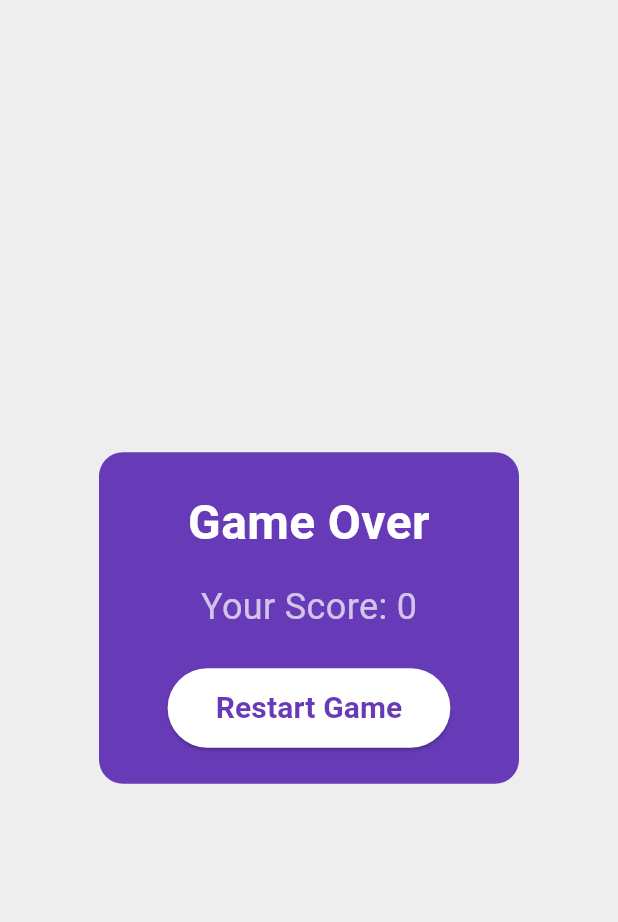
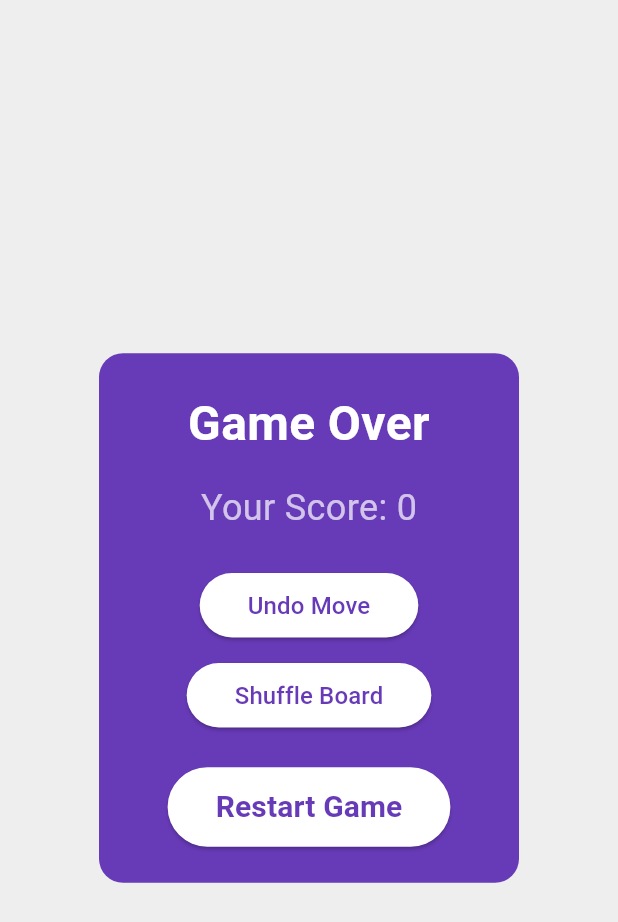
Before and after one commit to Shiloli-r/FusionGrid, a Flutter app: the GameOverDialog widget shown alone on an empty page, opened directly with empty values, on a phone screen of 412 x 824 dp. Shown: the top 922 px of the screen. Run offline on Flutter 3.47's test engine with Material 3 defaults, Android fonts, the phone set to English and light mode, and no system bars; our stand-ins replace get, google_mobile_ads, shared_preferences; accounts and stored records are empty; network calls fail.

Commit message:
power-ups on gameover

```diff
--- a/lib/widgets/game_over_dialog.dart
+++ b/lib/widgets/game_over_dialog.dart
@@ -9,42 +9,91 @@ class GameOverDialog extends StatelessWidget {
 
   @override
   Widget build(BuildContext context) {
+    final gameController = Get.find<GameController>();
+
     return Dialog(
       backgroundColor: Colors.deepPurple,
       shape: RoundedRectangleBorder(borderRadius: BorderRadius.circular(16)),
-      child: Container(
-        padding: EdgeInsets.all(24),
+      child: Padding(
+        padding: const EdgeInsets.all(24),
         child: Column(
           mainAxisSize: MainAxisSize.min,
           children: [
-            Text(
+            const Text(
               'Game Over',
               style: TextStyle(
-                  fontSize: 32,
-                  fontWeight: FontWeight.bold,
-                  color: Colors.white),
+                fontSize: 32,
+                fontWeight: FontWeight.bold,
+                color: Colors.white,
+              ),
               textAlign: TextAlign.center,
             ),
-            SizedBox(height: 16),
+            const SizedBox(height: 16),
             Text(
               'Your Score: $finalScore',
-              style: TextStyle(fontSize: 24, color: Colors.white70),
+              style: const TextStyle(fontSize: 24, color: Colors.white70),
             ),
-            SizedBox(height: 24),
+            const SizedBox(height: 24),
+
+            // Action Buttons Row
+            Obx(
+              () => Column(
+                children: [
+                  if (gameController.undoMovesLeft.value > 0)
+                    _buildActionButton(
+                      label: 'Undo Move',
+                      onPressed: () {
+                        Get.back(); // Close dialog
+                        gameController.undoMove();
+                      },
+                    )
+                  else
+                    _buildActionButton(
+                      label: 'Watch Ad to Undo',
+                      onPressed: () {
+                        Get.back();
+                        gameController.watchAdForExtraPowerup('undo');
+                      },
+                    ),
+                  const SizedBox(height: 12),
+                  if (gameController.shuffleMovesLeft.value > 0)
+                    _buildActionButton(
+                      label: 'Shuffle Board',
+                      onPressed: () {
+                        Get.back();
+                        gameController.shuffleBoard();
+                      },
+                    )
+                  else
+                    _buildActionButton(
+                      label: 'Watch Ad to Shuffle',
+                      onPressed: () {
+                        Get.back();
+                        gameController.watchAdForExtraPowerup('shuffle');
+                      },
+                    ),
+                  const SizedBox(height: 24),
+                ],
+              ),
+            ),
+
             ElevatedButton(
               onPressed: () {
-                Get.find<GameController>().resetGame();
+                gameController.resetGame();
                 Get.back();
               },
               style: ElevatedButton.styleFrom(
                 backgroundColor: Colors.white,
                 foregroundColor: Colors.deepPurple,
-                padding: EdgeInsets.symmetric(horizontal: 32, vertical: 12),
+                padding: const EdgeInsets.symmetric(
+                  horizontal: 32,
+                  vertical: 12,
+                ),
                 shape: RoundedRectangleBorder(
                   borderRadius: BorderRadius.circular(30),
                 ),
               ),
-              child: Text(
+              child: const Text(
                 'Restart Game',
                 style: TextStyle(fontSize: 20, fontWeight: FontWeight.bold),
               ),
@@ -54,4 +103,20 @@ class GameOverDialog extends StatelessWidget {
       ),
     );
   }
+
+  Widget _buildActionButton({
+    required String label,
+    required VoidCallback onPressed,
+  }) {
+    return ElevatedButton(
+      onPressed: onPressed,
+      style: ElevatedButton.styleFrom(
+        backgroundColor: Colors.white,
+        foregroundColor: Colors.deepPurple,
+        padding: const EdgeInsets.symmetric(horizontal: 32, vertical: 10),
+        shape: RoundedRectangleBorder(borderRadius: BorderRadius.circular(30)),
+      ),
+      child: Text(label, style: const TextStyle(fontSize: 16)),
+    );
+  }
 }
```
